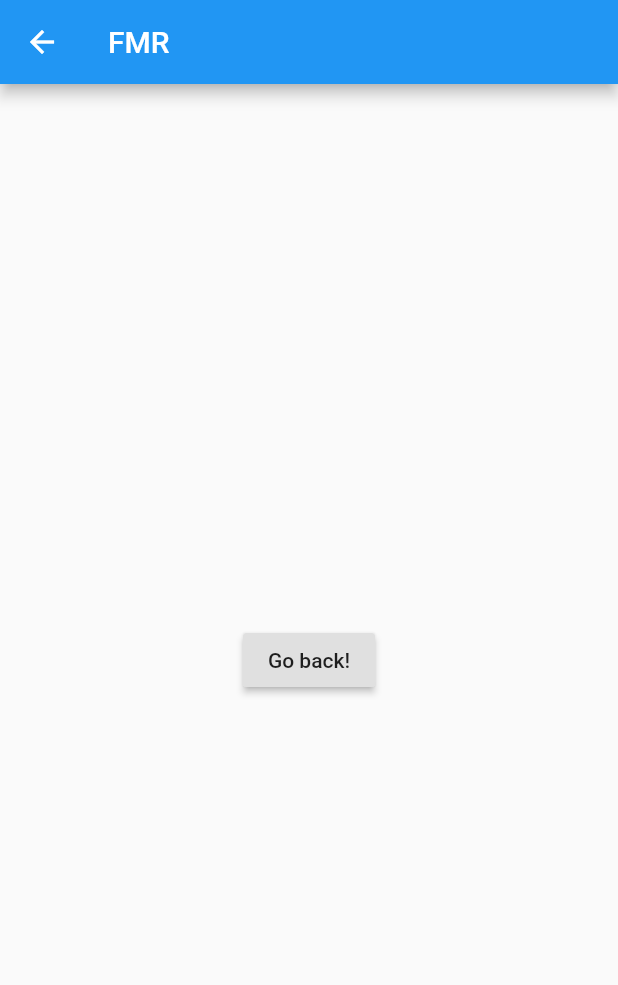
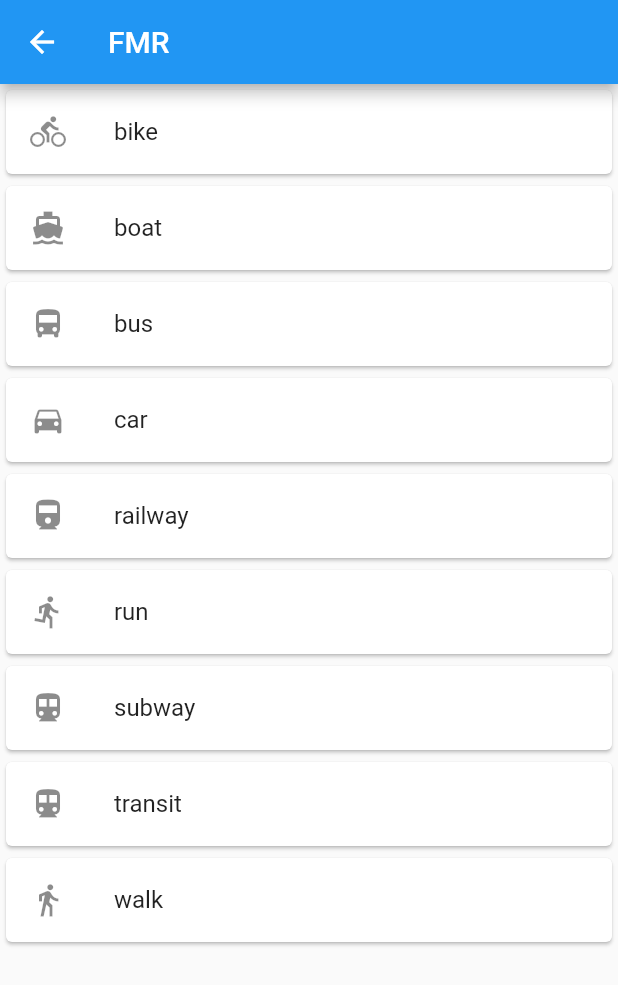
Before and after one commit to ak98neon/FlutterLogin, a Flutter app: the MainRoute screen opened directly, on a phone screen of 412 x 824 dp. Shown: the top 985 px of the screen. Run offline on Flutter 3.47's test engine with Material 2 defaults, Android fonts, the phone set to English and light mode, and no system bars; our stand-ins replace flutter_secure_storage; accounts and stored records are empty.

Commit message:
Updated sdk env version, added text feilds validation, check response token on null, show alert dialog if token null.

```diff
--- a/lib/main.dart
+++ b/lib/main.dart
@@ -32,15 +32,21 @@ class _MyHomePageState extends State<MyHomePage> {
   TextStyle style = TextStyle(fontFamily: 'Montserrat', fontSize: 20.0);
   String emailValue;
   String passwordValue;
+  final _textUsername = TextEditingController();
+  final _textPassword = TextEditingController();
+  bool _validateUsername = false;
+  bool _validatePass = false;
 
   @override
   Widget build(BuildContext context) {
-    final emailField = TextField(
+    final usernameField = TextField(
+      controller: _textUsername,
       obscureText: false,
       style: style,
       decoration: InputDecoration(
           contentPadding: EdgeInsets.fromLTRB(20.0, 15.0, 20.0, 15.0),
           hintText: "Email",
+          errorText: _validateUsername ? "Please enter username" : null,
           border:
               OutlineInputBorder(borderRadius: BorderRadius.circular(32.0))),
       onChanged: (text) {
@@ -49,11 +55,13 @@ class _MyHomePageState extends State<MyHomePage> {
     );
 
     final passwordField = TextField(
+      controller: _textPassword,
       obscureText: true,
       style: style,
       decoration: InputDecoration(
           contentPadding: EdgeInsets.fromLTRB(20.0, 15.0, 20.0, 15.0),
           hintText: "Password",
+          errorText: _validatePass ? "Please enter password" : null,
           border:
               OutlineInputBorder(borderRadius: BorderRadius.circular(32.0))),
       onChanged: (text) {
@@ -70,9 +78,26 @@ class _MyHomePageState extends State<MyHomePage> {
         padding: EdgeInsets.fromLTRB(20.0, 15.0, 20.0, 15.0),
         onPressed: () async {
           print("Try to login");
+          setState(() {
+            _textUsername.text.isEmpty
+                ? _validateUsername = true
+                : _validateUsername = false;
+            _textPassword.text.isEmpty
+                ? _validatePass = true
+                : _validatePass = false;
+          });
+
+          if (_validateUsername || _validatePass) {
+            return;
+          }
+
           var token = await authUser(emailValue, passwordValue);
-          storage.write(key: "jwt", value: token);
-          if (storage.read(key: "jwt") != null) {
+          if (token == null) {
+            _showErrorLoginDialog();
+          }
+
+          if (token != null) {
+            storage.write(key: "jwt", value: token);
             Navigator.push(
                 context, MaterialPageRoute(builder: (context) => MainRoute()));
           }
@@ -102,7 +127,7 @@ class _MyHomePageState extends State<MyHomePage> {
                   ),
                 ),
                 SizedBox(height: 45.0),
-                emailField,
+                usernameField,
                 SizedBox(height: 25.0),
                 passwordField,
                 SizedBox(
@@ -119,25 +144,77 @@ class _MyHomePageState extends State<MyHomePage> {
       ),
     );
   }
+
+  void _showErrorLoginDialog() {
+    showDialog(
+      context: context,
+      builder: (BuildContext context) {
+        // return object of type Dialog
+        return AlertDialog(
+          title: new Text("Error login"),
+          content: new Text("Username or Password incorrect!"),
+        );
+      },
+    );
+  }
 }
 
 class MainRoute extends StatelessWidget {
   @override
   Widget build(BuildContext context) {
-    return Scaffold(
-      appBar: AppBar(
-        title: Text("FMR"),
-      ),
-      body: Center(
-        child: RaisedButton(
-          onPressed: () {
-            Navigator.pop(context);
-          },
-          child: Text('Go back!'),
+    return WillPopScope(
+      onWillPop: _onWillPop,
+      child: Scaffold(
+        appBar: AppBar(
+          title: Text("FMR"),
         ),
+        body: _fmpList(context),
       ),
     );
   }
+
+  Future<bool> _onWillPop() async {
+    return false;
+  }
+}
+
+Widget _fmpList(BuildContext context) {
+  final titles = [
+    'bike',
+    'boat',
+    'bus',
+    'car',
+    'railway',
+    'run',
+    'subway',
+    'transit',
+    'walk'
+  ];
+
+  final icons = [
+    Icons.directions_bike,
+    Icons.directions_boat,
+    Icons.directions_bus,
+    Icons.directions_car,
+    Icons.directions_railway,
+    Icons.directions_run,
+    Icons.directions_subway,
+    Icons.directions_transit,
+    Icons.directions_walk
+  ];
+
+  return ListView.builder(
+    itemCount: titles.length,
+    itemBuilder: (context, index) {
+      return Card(
+        //                           <-- Card widget
+        child: ListTile(
+          leading: Icon(icons[index]),
+          title: Text(titles[index]),
+        ),
+      );
+    },
+  );
 }
 
 Future<String> authUser(String username, String pass) async {
@@ -157,8 +234,6 @@ Future<String> authUser(String username, String pass) async {
     var responseBody = jsonDecode(response.body);
     return responseBody["token"];
   } else {
-    // If the server did not return a 200 OK response,
-    // then throw an exception.
-    throw Exception('Failed user login');
+    throw Exception("Failed user login");
   }
 }
--- a/pubspec.yaml
+++ b/pubspec.yaml
@@ -14,7 +14,7 @@ description: A new Flutter project.
 version: 1.0.0+1
 
 environment:
-  sdk: ">=2.1.0 <3.0.0"
+  sdk: ">=2.2.0 <3.0.0"
 
 dependencies:
   flutter:
```
